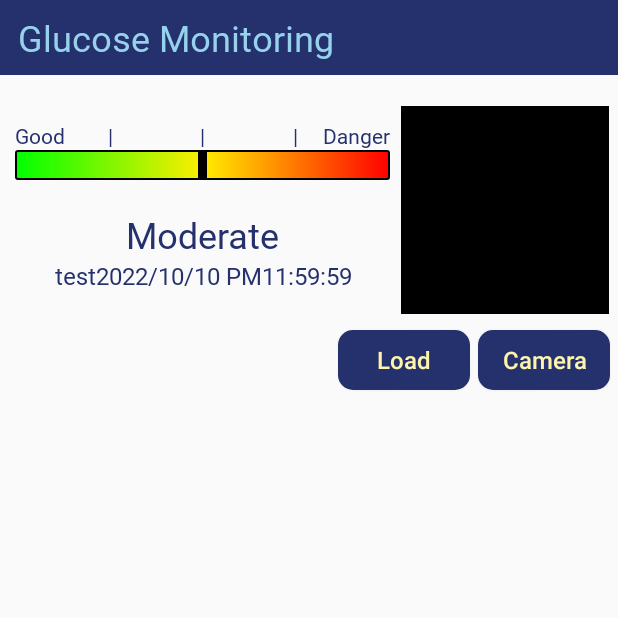
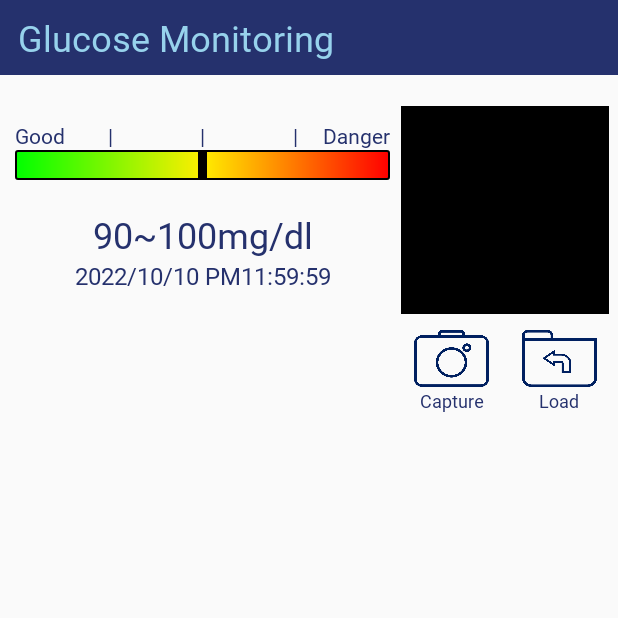
Before and after one commit to ismin4597/MicroNeedleGlucose, an Android app: the screen it shows after launch (MainActivity), on a phone screen of 412 x 824 dp, the top half of it. Run offline under Robolectric (Android 15) with nearby library versions, the phone set to English and light mode, and no system bars; libraries missing offline, so code that uses them is left out: com.lyrebirdstudio.croppylib.

Commit message:
Add - Camera X module update : Torch on/off control feature / icon update - Can load image from camera x activity or mediastore image file using uri. - overall icon update

```diff
--- a/app/src/main/AndroidManifest.xml
+++ b/app/src/main/AndroidManifest.xml
@@ -3,9 +3,11 @@
     package="com.example.microneedleglucose">
 
     <uses-feature android:name="android.hardware.camera.any" />
+    <uses-feature android:name="android.hardware.camera.flash" />
     <uses-permission android:name="android.permission.CAMERA" />
     <uses-permission android:name="android.permission.WRITE_EXTERNAL_STORAGE" />
     <uses-permission android:name="android.permission.READ_EXTERNAL_STORAGE" />
+    <uses-permission android:name="android.permission.FLASHLIGHT" />
 
     <application
         android:allowBackup="true"
--- a/app/src/main/java/com/example/microneedleglucose/MainActivity.kt
+++ b/app/src/main/java/com/example/microneedleglucose/MainActivity.kt
@@ -17,9 +17,12 @@ import android.provider.MediaStore
 import android.util.Log
 import android.view.View
 import android.widget.Toast
+import androidx.activity.result.ActivityResultLauncher
+import androidx.activity.result.contract.ActivityResultContracts
 import androidx.annotation.RequiresApi
 import androidx.appcompat.app.AppCompatActivity
 import androidx.core.app.ActivityCompat
+import androidx.core.app.ActivityCompat.startActivityForResult
 import androidx.core.graphics.createBitmap
 import androidx.core.graphics.drawable.toBitmap
 import androidx.core.graphics.set
@@ -33,6 +36,9 @@ import com.lyrebirdstudio.croppylib.main.StorageType
 import com.lyrebirdstudio.croppylib.util.file.FileCreator
 import com.lyrebirdstudio.croppylib.util.file.FileExtension
 import com.lyrebirdstudio.croppylib.util.file.FileOperationRequest
+import kotlinx.coroutines.CoroutineScope
+import kotlinx.coroutines.Dispatchers
+import kotlinx.coroutines.launch
 import java.io.ByteArrayOutputStream
 import java.io.File
 
@@ -46,19 +52,42 @@ class MainActivity : AppCompatActivity() {
     private var cropUri : Uri? = null
     private var drawable : BitmapDrawable? = null
     private var bitmap : Bitmap? = null
+    private var bitmapBlue : Bitmap? = null
+
 
     override fun onCreate(savedInstanceState: Bundle?) {
         super.onCreate(savedInstanceState)
 
         mBinding = ActivityMainBinding.inflate(layoutInflater)
         setContentView(binding.root)
+        val requestForActivityResult : ActivityResultLauncher<Intent> = registerForActivityResult(
+            ActivityResultContracts.StartActivityForResult()
+        ){activityResult ->
+            when(activityResult.resultCode){
+                RESULT_OK -> {
+                    val savedUri = activityResult.data?.getParcelableExtra<Uri>("savedUri")
+                    binding.imagePreview.setImageURI(savedUri)
+                    bitmap = binding.imagePreview.drawable.toBitmap()
+                    realUri = savedUri
+
+                }
+            }
+        }
+        val getContent : ActivityResultLauncher<String> = registerForActivityResult(
+//        ActivityResultContracts.StartActivityForResult()
+            ActivityResultContracts.GetContent()
+        ) {uri ->
+            binding.imagePreview.setImageURI(uri)
+            bitmap = binding.imagePreview.drawable.toBitmap()
+        }
         requirePermissions(arrayOf(android.Manifest.permission.CAMERA), PERMISSION_CAMERA)
         binding.buttonCamera.setOnClickListener(View.OnClickListener {
-//            val cameraPreview = Intent(this@MainActivity, cameraActivity::class.java)
-//            startActivity(cameraPreview)
-            openCamera()
+            val cameraActivity = Intent(this@MainActivity, cameraActivity::class.java)
+            requestForActivityResult.launch(cameraActivity)
+//            openCamera()
         })
         binding.buttonLoad.setOnClickListener(View.OnClickListener {
+            getContent.launch("image/*")
         })
 
         binding.indicatorSeekbar.isClickable = false
@@ -196,18 +225,21 @@ class MainActivity : AppCompatActivity() {
                 }
             }
         }
+    }
 
-
-    }
     private fun blueFilter(inputBitmap : Bitmap) : Bitmap {
-        var outputBitmap = createBitmap(inputBitmap.width, inputBitmap.height, Bitmap.Config.ARGB_8888)
-        for(i in 0 until inputBitmap.height) {
-            for (j in 0 until inputBitmap.width){
-                outputBitmap[j,i] = 0xFF0000FF.toInt() and inputBitmap.getPixel(j,i).toInt()
+        CoroutineScope(Dispatchers.Default).launch {
+            var outputBitmap =
+                createBitmap(inputBitmap.width, inputBitmap.height, Bitmap.Config.ARGB_8888)
+            for (i in 0 until inputBitmap.height) {
+                for (j in 0 until inputBitmap.width) {
+                    outputBitmap[j, i] = 0xFF0000FF.toInt() and inputBitmap.getPixel(j, i).toInt()
+                }
             }
         }
         return outputBitmap
     }
+
     private fun getBlueHistogram(inputBitmap: Bitmap) :MutableList<Int> {
         val histogramBlue = MutableList<Int>(256) { _ -> 0 }
         var tmp : Int = 0
--- /dev/null
+++ b/app/src/main/res/drawable/flashbutton_background.xml
@@ -0,0 +1,4 @@
+<?xml version="1.0" encoding="utf-8"?>
+<selector xmlns:android="http://schemas.android.com/apk/res/android">
+
+</selector>
--- a/app/src/main/res/layout/activity_main.xml
+++ b/app/src/main/res/layout/activity_main.xml
@@ -38,7 +38,7 @@
         android:id="@+id/glucoseTextView"
         android:layout_width="wrap_content"
         android:layout_height="wrap_content"
-        android:text="Moderate"
+        android:text="90~100mg/dl"
         app:layout_constraintTop_toBottomOf="@id/indicatorSeekbar"
         app:layout_constraintStart_toStartOf="@id/indicatorSeekbar"
         app:layout_constraintEnd_toEndOf="@id/indicatorSeekbar"
@@ -53,7 +53,7 @@
         app:layout_constraintTop_toBottomOf="@id/glucoseTextView"
         app:layout_constraintStart_toStartOf="@id/glucoseTextView"
         app:layout_constraintEnd_toEndOf="@id/glucoseTextView"
-        android:text="test2022/10/10 PM11:59:59"
+        android:text="2022/10/10 PM11:59:59"
         android:fontFamily="@font/godo_m"
         android:textColor="@color/main_deepblue"
         android:textSize="16sp"/>
@@ -125,32 +125,56 @@
 
     <Button
         android:id="@+id/buttonCamera"
-        android:layout_width="wrap_content"
-        android:layout_height="40dp"
-        android:text="Camera"
+        android:layout_width="50dp"
+        android:layout_height="38dp"
         android:textAllCaps="false"
         android:textSize="16sp"
         android:textColor="@color/main_lightyellow"
-        app:layout_constraintEnd_toEndOf="parent"
+        app:layout_constraintEnd_toEndOf="@id/imagePreview"
+        app:layout_constraintStart_toStartOf="@id/imagePreview"
         app:layout_constraintTop_toBottomOf="@id/imagePreview"
+        app:layout_constraintHorizontal_bias="0.1"
         android:layout_marginTop="10dp"
-        android:layout_marginEnd="5dp"
-        android:background="@drawable/buttonbackground"/>
+        android:background="@drawable/cameraicon1"/>
+    <TextView
+        android:layout_width="50dp"
+        android:layout_height="18dp"
+        android:textAllCaps="false"
+        android:text="Capture"
+        android:fontFamily="@font/godo_m"
+        android:textSize="12sp"
+        android:gravity="center"
+        app:layout_constraintStart_toStartOf="@id/buttonCamera"
+        app:layout_constraintEnd_toEndOf="@id/buttonCamera"
+        app:layout_constraintTop_toBottomOf="@id/buttonCamera"
+        android:textColor="@color/main_deepblue"/>
 
     <Button
         android:id="@+id/buttonLoad"
-        android:layout_width="wrap_content"
-        android:layout_height="40dp"
-        android:text="Load"
+        android:layout_width="50dp"
+        android:layout_height="38dp"
         android:textAllCaps="false"
         android:textSize="16sp"
         android:textColor="@color/main_lightyellow"
-        app:layout_constraintEnd_toStartOf="@id/buttonCamera"
+        app:layout_constraintStart_toStartOf="@id/imagePreview"
+        app:layout_constraintEnd_toEndOf="@id/imagePreview"
         app:layout_constraintTop_toBottomOf="@id/imagePreview"
-        android:layout_marginEnd="5dp"
+        app:layout_constraintHorizontal_bias="0.9"
         android:layout_marginTop="10dp"
-        android:background="@drawable/buttonbackground"/>
+        android:background="@drawable/fileloadicon2"/>
 
+    <TextView
+        android:layout_width="50dp"
+        android:layout_height="18dp"
+        android:textAllCaps="false"
+        android:text="Load"
+        android:fontFamily="@font/godo_m"
+        android:textSize="12sp"
+        android:gravity="center"
+        app:layout_constraintStart_toStartOf="@id/buttonLoad"
+        app:layout_constraintEnd_toEndOf="@id/buttonLoad"
+        app:layout_constraintTop_toBottomOf="@id/buttonLoad"
+        android:textColor="@color/main_deepblue"/>
     <ImageView
         android:id="@+id/imagePreview"
         android:layout_width="140dp"
```
Also changed, not shown: app/src/main/java/com/example/microneedleglucose/cameraActivity.kt (+25 -10 lines), app/src/main/res/drawable/imagecapturebutton_background.xml (added, +12 -0 lines), app/src/main/res/layout/activity_camera.xml (+18 -16 lines), app/src/main/res/drawable/cameraicon1.png (added), app/src/main/res/drawable/fileloadicon1.png (added), app/src/main/res/drawable/fileloadicon2.png (added), app/src/main/res/drawable/flashicon1.png (added), app/src/main/res/drawable/flashicon2.png (added), app/src/main/res/drawable/flashicon3.png (added).
